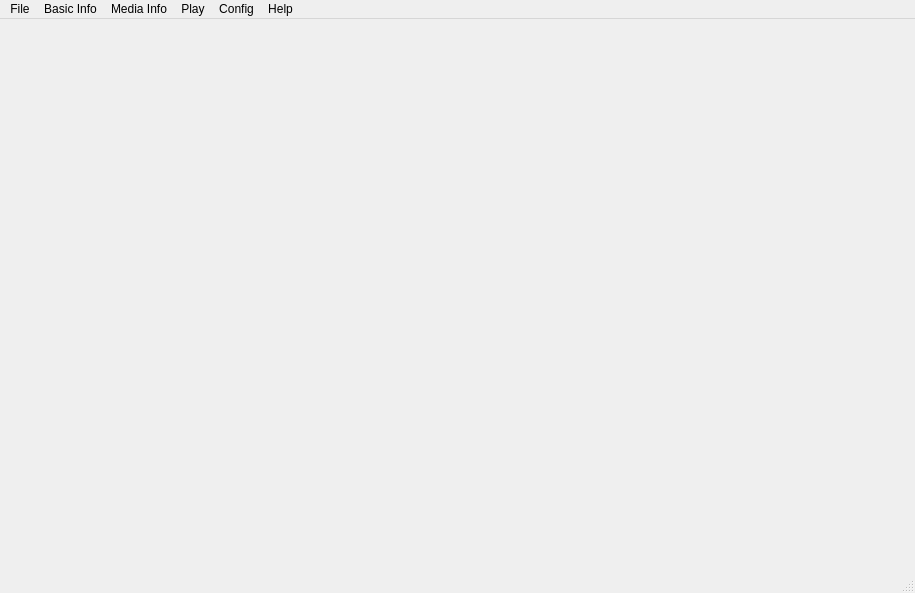
This is mainwindow.ui in SunStorm2018/media-debuger as Qt 5 draws it before an edit. The edited form follows.
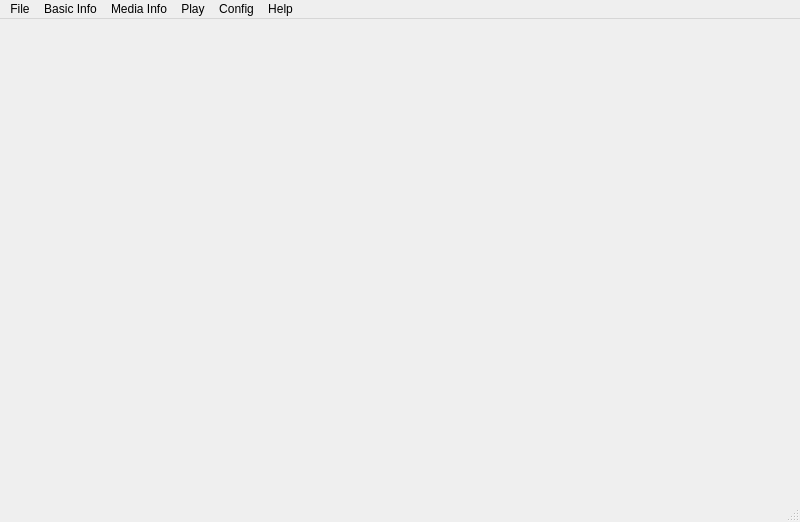
This is the edited form.

What changed in the file:
```diff
--- a/mainwindow.ui
+++ b/mainwindow.ui
@@ -6,8 +6,8 @@
    <rect>
     <x>0</x>
     <y>0</y>
-    <width>915</width>
-    <height>593</height>
+    <width>800</width>
+    <height>522</height>
    </rect>
   </property>
   <property name="windowTitle">
@@ -19,8 +19,8 @@
     <rect>
      <x>0</x>
      <y>0</y>
-     <width>915</width>
-     <height>27</height>
+     <width>800</width>
+     <height>23</height>
     </rect>
    </property>
    <widget class="QMenu" name="menuBasic_Info">
```
Left out of the diff: 12 changed lines with no effect on the pictures.
